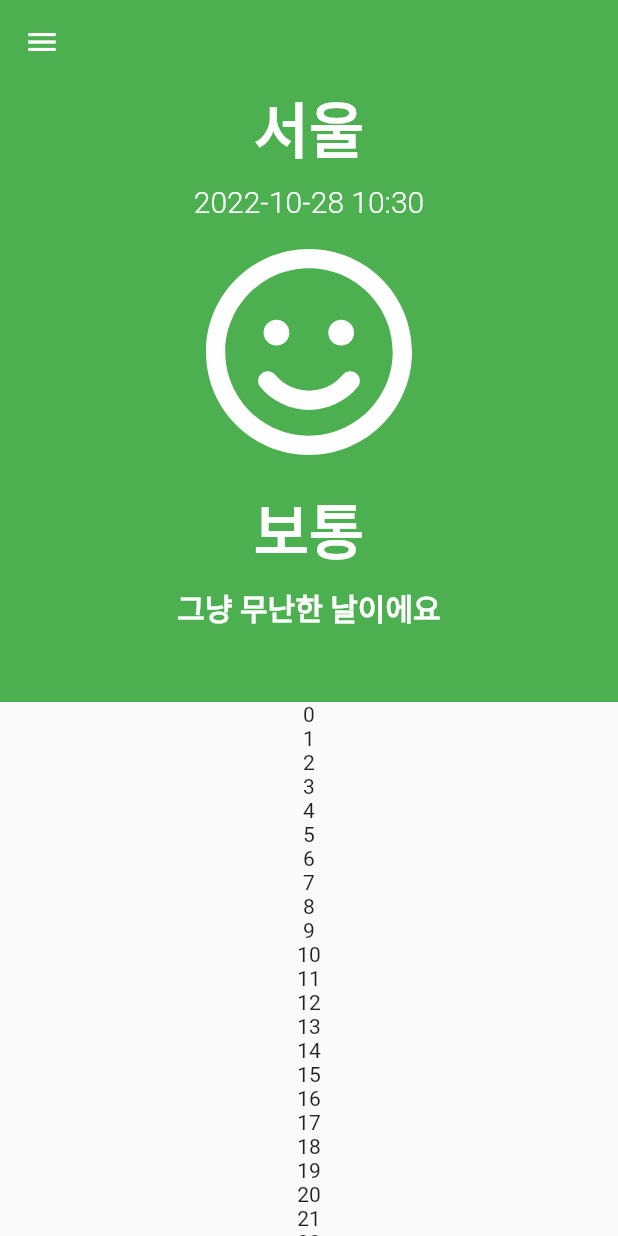
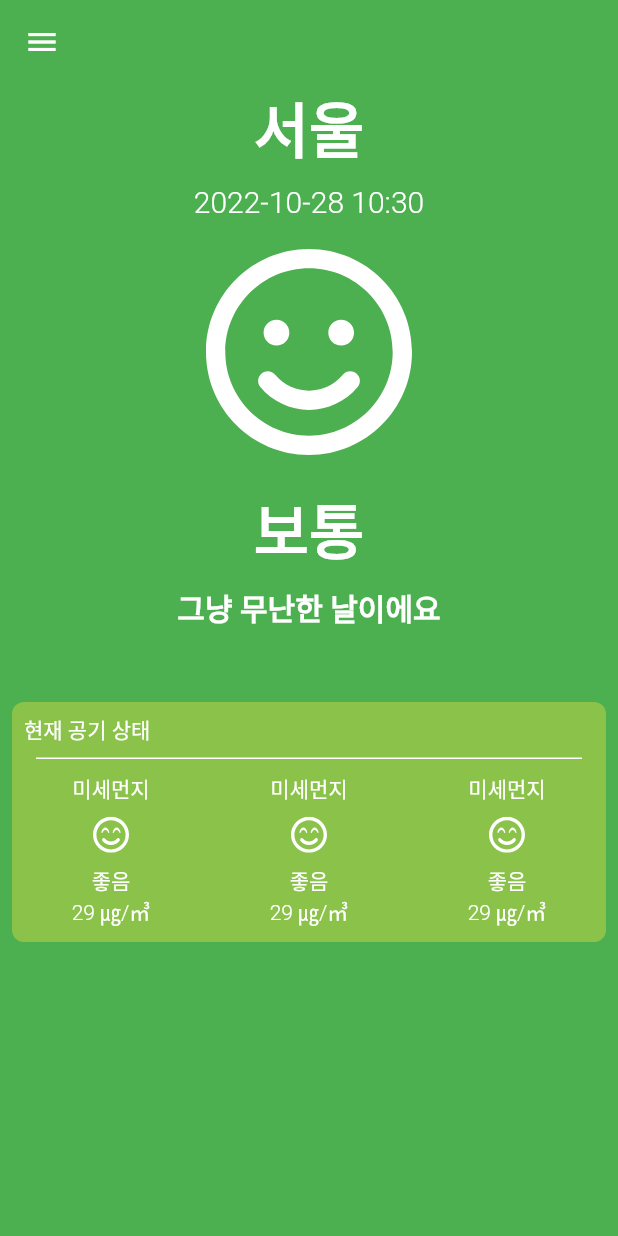
Before and after one commit to qwq140/flutter_fine_dust, a Flutter app: the screen it shows after launch, on a phone screen of 412 x 824 dp. Run offline on Flutter 3.47's test engine with Material 2 defaults, Android fonts, the phone set to English and light mode, and no system bars; our stand-ins replace flutter_svg.

Commit message:
현재 공기 상태 카드 ui

```diff
--- /dev/null
+++ b/lib/component/card_title.dart
@@ -0,0 +1,20 @@
+import 'package:flutter/material.dart';
+
+class CardTitle extends StatelessWidget {
+
+  final String title;
+
+  const CardTitle({Key? key, required this.title}) : super(key: key);
+
+  @override
+  Widget build(BuildContext context) {
+    return Padding(
+      padding: EdgeInsets.all(8),
+      child: Text(
+        title,
+        textAlign: TextAlign.start,
+        style: TextStyle(color: Colors.white),
+      ),
+    );
+  }
+}
--- /dev/null
+++ b/lib/component/main_card.dart
@@ -0,0 +1,22 @@
+import 'package:flutter/material.dart';
+import 'package:flutter_fine_dust/component/status_card.dart';
+
+class MainCard extends StatelessWidget {
+  final Color backgroundColor;
+  final Widget child;
+
+  const MainCard({Key? key, required this.child, required this.backgroundColor})
+      : super(key: key);
+
+  @override
+  Widget build(BuildContext context) {
+    return Container(
+      margin: const EdgeInsets.symmetric(horizontal: 8),
+      decoration: BoxDecoration(
+        borderRadius: BorderRadius.circular(8),
+        color: backgroundColor,
+      ),
+      child: child,
+    );
+  }
+}
--- /dev/null
+++ b/lib/component/now_stat_card.dart
@@ -0,0 +1,48 @@
+import 'package:flutter/material.dart';
+import 'package:flutter_fine_dust/component/card_title.dart';
+import 'package:flutter_fine_dust/component/status_card.dart';
+
+class NowStatCard extends StatelessWidget {
+  const NowStatCard({Key? key}) : super(key: key);
+
+  @override
+  Widget build(BuildContext context) {
+    return LayoutBuilder(builder: (context, constraint) {
+      return Column(
+        crossAxisAlignment: CrossAxisAlignment.stretch,
+        children: [
+          SizedBox(
+            height: 160,
+            child: Column(
+              crossAxisAlignment: CrossAxisAlignment.start,
+              children: [
+                const CardTitle(title: '현재 공기 상태'),
+                const Divider(
+                  height: 1,
+                  thickness: 1,
+                  endIndent: 16,
+                  indent: 16,
+                  color: Colors.white,
+                ),
+                Expanded(
+                  child: ListView(
+                    scrollDirection: Axis.horizontal,
+                    children: List.generate(
+                      6, (index) => StatusCard(
+                        title: '미세먼지',
+                        imgUrl: 'assets/img/best.svg',
+                        level: '좋음',
+                        stat: '29 ㎍/㎥',
+                        width: constraint.maxWidth / 3,
+                      ),
+                    ),
+                  ),
+                ),
+              ],
+            ),
+          ),
+        ],
+      );
+    });
+  }
+}
--- /dev/null
+++ b/lib/component/status_card.dart
@@ -0,0 +1,39 @@
+import 'package:flutter/material.dart';
+import 'package:flutter_svg/flutter_svg.dart';
+
+class StatusCard extends StatelessWidget {
+
+  // 미세먼지, 초미세먼지,
+  final String title;
+  // 이모지 경로
+  final String imgUrl;
+  // 좋음, 보통, 나쁨, 매우나쁨
+  final String level;
+  // 농도 수치
+  final String stat;
+  final double width;
+
+  const StatusCard({Key? key, required this.title, required this.imgUrl, required this.level, required this.stat, required this.width}) : super(key: key);
+
+  @override
+  Widget build(BuildContext context) {
+
+    final ts = TextStyle(fontSize: 14, fontWeight: FontWeight.w300, color: Colors.white);
+
+    return SizedBox(
+      width: width,
+      child: Column(
+        mainAxisAlignment: MainAxisAlignment.center,
+        children: [
+          Text('미세먼지', style: ts,),
+          const SizedBox(height: 8,),
+          SvgPicture.asset('assets/img/best.svg', width: 24, color: Colors.white,),
+          const SizedBox(height: 8,),
+          Text('좋음', style: ts,),
+          Text('29 ㎍/㎥', style: ts,),
+        ],
+      ),
+    )
+    ;
+  }
+}
--- a/lib/pages/home_page.dart
+++ b/lib/pages/home_page.dart
@@ -1,5 +1,8 @@
 import 'package:flutter/material.dart';
 import 'package:flutter_fine_dust/component/main_app_bar.dart';
+import 'package:flutter_fine_dust/component/main_card.dart';
+import 'package:flutter_fine_dust/component/now_stat_card.dart';
+import 'package:flutter_fine_dust/component/status_card.dart';
 import 'package:flutter_svg/flutter_svg.dart';
 
 class HomePage extends StatelessWidget {
@@ -8,13 +11,19 @@ class HomePage extends StatelessWidget {
   @override
   Widget build(BuildContext context) {
     return Scaffold(
+      backgroundColor: Colors.green,
       drawer: Drawer(),
       body: CustomScrollView(
         slivers: [
           MainAppBar(),
           SliverToBoxAdapter(
             child: Column(
-              children: List.generate(100, (index) => Text('$index')),
+              children: [
+                MainCard(
+                  backgroundColor: Colors.lightGreen,
+                  child: NowStatCard(),
+                ),
+              ],
             ),
           )
         ],
```
